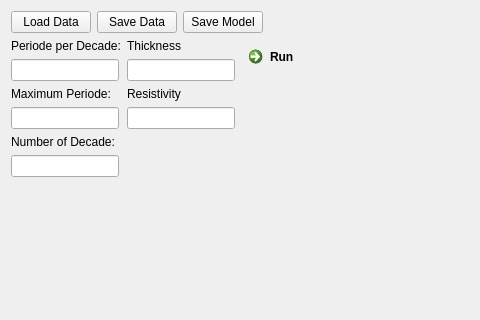
Before: the Qt Designer form src/widget_1Dmod.ui in riflab/rifGEM, drawn with Qt 5; both pictures show x 0 to 480 and y 0 to 320 of the 729 by 562 pixel window.
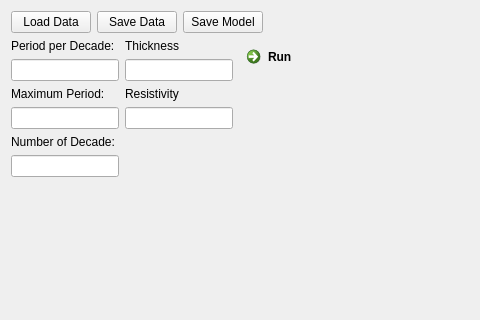
After: the same form once the commit is applied.

Patch:
```diff
--- a/src/widget_1Dmod.ui
+++ b/src/widget_1Dmod.ui
@@ -71,7 +71,7 @@
                 </sizepolicy>
                </property>
                <property name="text">
-                <string>Periode per Decade:</string>
+                <string>Period per Decade:</string>
                </property>
               </widget>
              </item>
@@ -98,7 +98,7 @@
                 </sizepolicy>
                </property>
                <property name="text">
-                <string>Maximum Periode:</string>
+                <string>Maximum Period:</string>
                </property>
               </widget>
              </item>
@@ -257,6 +257,19 @@
            </property>
           </widget>
          </item>
+         <item>
+          <spacer name="verticalSpacer_3">
+           <property name="orientation">
+            <enum>Qt::Vertical</enum>
+           </property>
+           <property name="sizeHint" stdset="0">
+            <size>
+             <width>20</width>
+             <height>40</height>
+            </size>
+           </property>
+          </spacer>
+         </item>
         </layout>
        </item>
       </layout>
```
